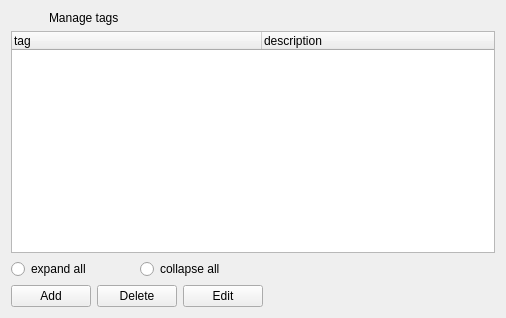
The window that client/uiforms/tags.ui (Wolframe/configurator) describes before a commit, drawn with Qt 5.
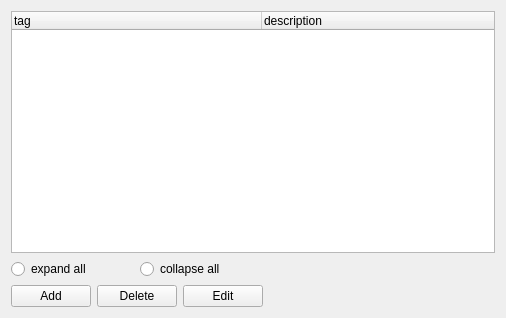
The same window after the commit. Icons and pictures are not drawn.

Diff of the .ui file:
```diff
--- a/client/uiforms/tags.ui
+++ b/client/uiforms/tags.ui
@@ -21,7 +21,7 @@
    <bool>true</bool>
   </property>
   <layout class="QGridLayout" name="gridLayout">
-   <item row="3" column="1">
+   <item row="2" column="1">
     <spacer name="horizontalSpacer">
      <property name="orientation">
       <enum>Qt::Horizontal</enum>
@@ -34,7 +34,7 @@
      </property>
     </spacer>
    </item>
-   <item row="3" column="0">
+   <item row="2" column="0">
     <layout class="QHBoxLayout" name="horizontalLayout_4">
      <item>
       <widget class="QRadioButton" name="radioButton">
@@ -52,7 +52,7 @@
      </item>
     </layout>
    </item>
-   <item row="2" column="0" colspan="2">
+   <item row="1" column="0" colspan="2">
     <widget class="QTreeWidget" name="tag">
      <property name="itemsExpandable">
       <bool>true</bool>
@@ -99,7 +99,7 @@
      </column>
     </widget>
    </item>
-   <item row="6" column="0">
+   <item row="5" column="0">
     <layout class="QHBoxLayout" name="horizontalLayout">
      <item>
       <widget class="QPushButton" name="add">
@@ -133,33 +133,6 @@
      </item>
     </layout>
    </item>
-   <item row="1" column="0">
-    <layout class="QHBoxLayout" name="horizontalLayout_2">
-     <item>
-      <widget class="QLabel" name="label">
-       <property name="maximumSize">
-        <size>
-         <width>32</width>
-         <height>32</height>
-        </size>
-       </property>
-       <property name="text">
-        <string/>
-       </property>
-       <property name="pixmap">
-        <pixmap resource="../configurator.qrc">:/images/tag_blue.png</pixmap>
-       </property>
-      </widget>
-     </item>
-     <item>
-      <widget class="QLabel" name="label_2">
-       <property name="text">
-        <string>Manage tags</string>
-       </property>
-      </widget>
-     </item>
-    </layout>
-   </item>
   </layout>
  </widget>
  <tabstops>
```
